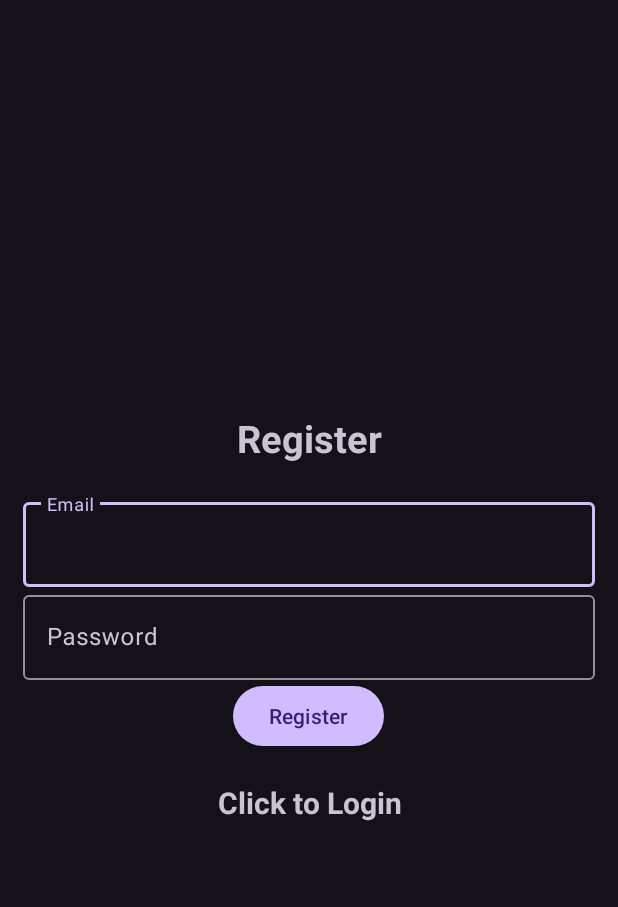
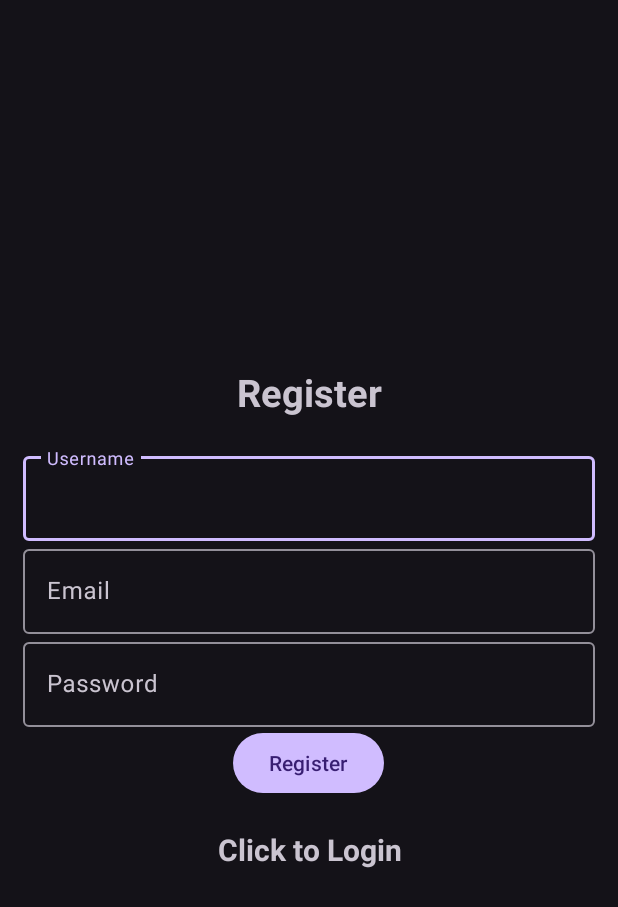
Before and after one commit to RobertFlan02/FitFinder, an Android app: the screen it shows after launch (Register), after a tap on "Click to register", on a phone screen of 412 x 824 dp. Shown: the top 907 px of the screen. Run offline under Robolectric (Android 15) with nearby library versions, the phone set to English and light mode, and no system bars; our stand-ins replace Firebase (no records; nobody signed in at launch, a user with empty details on screens opened directly); 1 other tap on this screen came first.

Commit message:
Register with userName

```diff
--- a/app/src/main/java/vinigarstudios/fitfinder/loginregistration/Register.java
+++ b/app/src/main/java/vinigarstudios/fitfinder/loginregistration/Register.java
@@ -32,12 +32,13 @@ import vinigarstudios.fitfinder.R;
 
 public class Register extends AppCompatActivity {
 
-    private TextInputEditText editTextEmail, editTextPassword;
+    private TextInputEditText editTextUsername, editTextEmail, editTextPassword;
     private Button buttonReg;
     private FirebaseAuth mAuth;
     private ProgressBar progressBar;
     private TextView textView;
     private static final String TAG = "Register";
+    private String username;
 
     //region Override Methods
     @Override
@@ -56,6 +57,7 @@ public class Register extends AppCompatActivity {
         super.onCreate(savedInstanceState);
         setContentView(R.layout.activity_register);
         mAuth = FirebaseAuth.getInstance();
+        editTextUsername = findViewById(R.id.username);
         editTextEmail = findViewById(R.id.email);
         editTextPassword = findViewById(R.id.password);
         buttonReg = findViewById(R.id.btn_register);
@@ -75,8 +77,14 @@ public class Register extends AppCompatActivity {
             public void onClick(View v) {
                 progressBar.setVisibility(View.VISIBLE);
                 String email, password;
+                username = String.valueOf(editTextUsername.getText());
                 email = String.valueOf(editTextEmail.getText());
                 password = String.valueOf(editTextPassword.getText());
+
+                if (TextUtils.isEmpty(username)){
+                    Toast.makeText(Register.this, "Enter username", Toast.LENGTH_SHORT).show();
+                    return;
+                }
 
                 if (TextUtils.isEmpty(email)){
                     Toast.makeText(Register.this, "Enter email", Toast.LENGTH_SHORT).show();
@@ -125,7 +133,7 @@ public class Register extends AppCompatActivity {
     private void createUserProfile(String userId, String userEmail) {
         FirebaseFirestore db = FirebaseFirestore.getInstance();
         Map<String, Object> user = new HashMap<>();
-        user.put("profileName", ""); // Initialize with empty profile name
+        user.put("profileName", username); // Initialize with empty profile name
         user.put("profileImageURL", ""); // Initialize with empty profile image URL
         user.put("followerCount", 0); // Initialize follower count to 0
 
--- a/app/src/main/res/layout/activity_register.xml
+++ b/app/src/main/res/layout/activity_register.xml
@@ -17,6 +17,17 @@
       android:layout_marginBottom="20dp"
       android:layout_width="match_parent"
       android:layout_height="wrap_content" />
+
+  <com.google.android.material.textfield.TextInputLayout
+      android:layout_width="match_parent"
+      android:layout_height="wrap_content">
+    <com.google.android.material.textfield.TextInputEditText
+        android:id="@+id/username"
+        android:hint="@string/username"
+        android:layout_width="match_parent"
+        android:layout_height="wrap_content"/>
+  </com.google.android.material.textfield.TextInputLayout>
+
 
   <com.google.android.material.textfield.TextInputLayout
       android:layout_width="match_parent"
--- a/app/src/main/res/values/strings.xml
+++ b/app/src/main/res/values/strings.xml
@@ -8,4 +8,5 @@
     <string name="click_to_register">Click to register</string>
     <string name="logout">Logout</string>
     <string name="search" />
+    <string name="username">Username</string>
 </resources>
```
